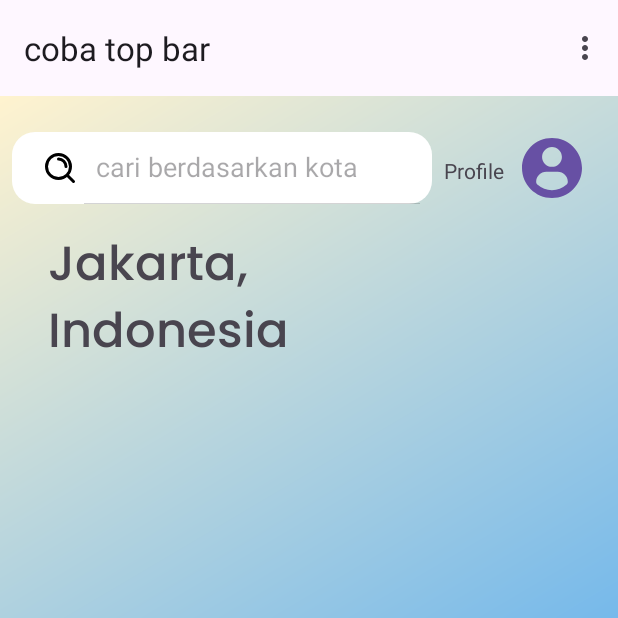
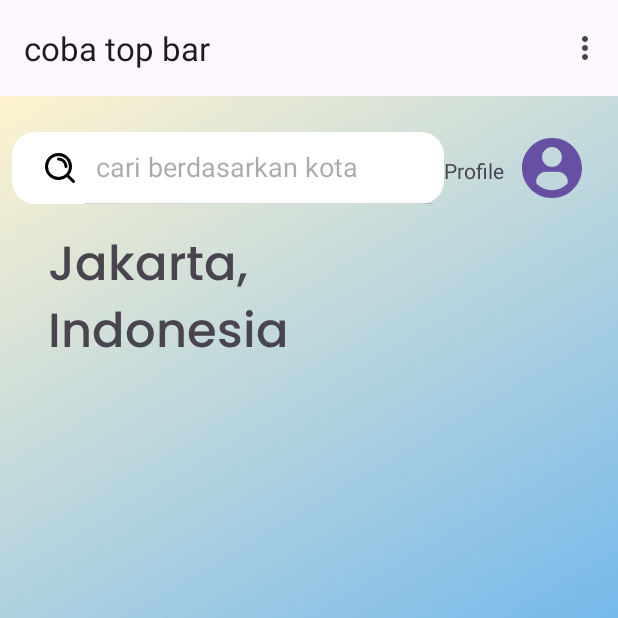
Before and after one commit to andisdwihartanto/Kenalikan-Bangkit-Capstone, an Android app: the HomeFragment screen opened directly, with no data from a screen before it, on a phone screen of 412 x 824 dp, the top half of it. Run offline under Robolectric (Android 15) with nearby library versions, the phone set to English and light mode, and no system bars; 1 statement that could not run was skipped.

Commit message:
topapp bar

```diff
--- a/MD/Kenalikan/app/src/main/java/com/dicoding/kenalikan/fragment/CameraFragment.kt
+++ b/MD/Kenalikan/app/src/main/java/com/dicoding/kenalikan/fragment/CameraFragment.kt
@@ -8,7 +8,7 @@ import android.view.View
 import android.view.ViewGroup
 import com.dicoding.kenalikan.databinding.FragmentCameraBinding
 
-class CameraFragment : Fragment() {
+class   CameraFragment : Fragment() {
     private lateinit var _binding: FragmentCameraBinding
     private val binding get() = _binding
     private var currentImageUri: Uri? = null
--- a/MD/Kenalikan/app/src/main/res/layout/fragment_home.xml
+++ b/MD/Kenalikan/app/src/main/res/layout/fragment_home.xml
@@ -12,14 +12,13 @@
         android:id="@+id/sv_search"
         android:layout_width="0dp"
         android:layout_height="wrap_content"
+        android:layout_marginStart="8dp"
         android:layout_marginTop="24dp"
-        android:layout_marginStart="8dp"
-        android:layout_marginEnd="124dp"
+        android:background="@drawable/searchviewshape"
+        android:iconifiedByDefault="false"
         android:queryHint="cari berdasarkan kota"
-        android:iconifiedByDefault="false"
         android:searchIcon="@drawable/svg_search"
-        android:background="@drawable/searchviewshape"
-        app:layout_constraintEnd_toEndOf="parent"
+        app:layout_constraintEnd_toStartOf="@+id/tv_profile"
         app:layout_constraintStart_toStartOf="parent"
         app:layout_constraintTop_toTopOf="parent" />
 
```
